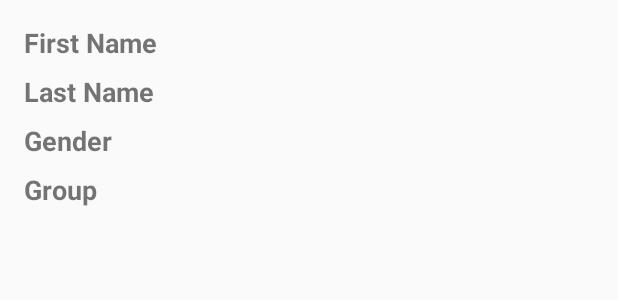
After one commit to kv67/ClubOlimpus, an Android app: the layout members_item.xml on its own in the app's theme, with its tools: preview values and no code run, on a phone screen of 412 x 824 dp. The commit adds this screen. Shown: the top 300 px of the screen. Run offline under Robolectric (Android 15) with nearby library versions, the phone set to English and light mode, and no system bars.

Commit message:
ListView for members is realized.
Signed-off-by: kv67 <kv67@narod.ru>

```diff
--- /dev/null
+++ b/app/src/main/res/layout/members_item.xml
@@ -0,0 +1,95 @@
+<?xml version="1.0" encoding="utf-8"?>
+<androidx.constraintlayout.widget.ConstraintLayout xmlns:android="http://schemas.android.com/apk/res/android"
+    xmlns:app="http://schemas.android.com/apk/res-auto"
+    android:layout_width="match_parent"
+    android:layout_height="match_parent"
+    android:padding="8dp">
+
+    <TextView
+        android:id="@+id/textViewFirstNameLbl"
+        android:layout_width="160dp"
+        android:layout_height="wrap_content"
+        android:layout_marginStart="8dp"
+        android:layout_marginTop="8dp"
+        android:text="@string/first_name"
+        android:textSize="18sp"
+        android:textStyle="bold"
+        app:layout_constraintStart_toStartOf="parent"
+        app:layout_constraintTop_toTopOf="parent" />
+
+    <TextView
+        android:id="@+id/textViewFirstName"
+        android:layout_width="wrap_content"
+        android:layout_height="wrap_content"
+        android:layout_marginStart="8dp"
+        android:layout_marginTop="8dp"
+        android:textSize="18sp"
+        app:layout_constraintStart_toEndOf="@+id/textViewFirstNameLbl"
+        app:layout_constraintTop_toTopOf="parent" />
+
+    <TextView
+        android:id="@+id/textViewLastNameLbl"
+        android:layout_width="160dp"
+        android:layout_height="wrap_content"
+        android:layout_marginStart="8dp"
+        android:layout_marginTop="8dp"
+        android:text="@string/last_name"
+        android:textSize="18sp"
+        android:textStyle="bold"
+        app:layout_constraintStart_toStartOf="parent"
+        app:layout_constraintTop_toBottomOf="@+id/textViewFirstNameLbl" />
+
+    <TextView
+        android:id="@+id/textViewLastName"
+        android:layout_width="wrap_content"
+        android:layout_height="wrap_content"
+        android:layout_marginStart="8dp"
+        android:layout_marginTop="8dp"
+        android:textSize="18sp"
+        app:layout_constraintStart_toEndOf="@+id/textViewLastNameLbl"
+        app:layout_constraintTop_toBottomOf="@+id/textViewFirstName" />
+
+    <TextView
+        android:id="@+id/textViewGenderLbl"
+        android:layout_width="160dp"
+        android:layout_height="wrap_content"
+        android:layout_marginStart="8dp"
+        android:layout_marginTop="8dp"
+        android:text="@string/gender"
+        android:textSize="18sp"
+        android:textStyle="bold"
+        app:layout_constraintStart_toStartOf="parent"
+        app:layout_constraintTop_toBottomOf="@+id/textViewLastNameLbl" />
+
+    <TextView
+        android:id="@+id/textViewGender"
+        android:layout_width="wrap_content"
+        android:layout_height="wrap_content"
+        android:layout_marginStart="8dp"
+        android:layout_marginTop="8dp"
+        android:textSize="18sp"
+        app:layout_constraintStart_toEndOf="@+id/textViewGenderLbl"
+        app:layout_constraintTop_toBottomOf="@+id/textViewLastName" />
+
+    <TextView
+        android:id="@+id/textViewGroupLbl"
+        android:layout_width="160dp"
+        android:layout_height="wrap_content"
+        android:layout_marginStart="8dp"
+        android:layout_marginTop="8dp"
+        android:text="@string/group"
+        android:textSize="18sp"
+        android:textStyle="bold"
+        app:layout_constraintStart_toStartOf="parent"
+        app:layout_constraintTop_toBottomOf="@+id/textViewGenderLbl" />
+
+    <TextView
+        android:id="@+id/textViewGroup"
+        android:layout_width="wrap_content"
+        android:layout_height="wrap_content"
+        android:layout_marginStart="8dp"
+        android:layout_marginTop="8dp"
+        android:textSize="18sp"
+        app:layout_constraintStart_toEndOf="@+id/textViewGroupLbl"
+        app:layout_constraintTop_toBottomOf="@+id/textViewGender" />
+</androidx.constraintlayout.widget.ConstraintLayout>
--- a/app/src/main/res/values/strings.xml
+++ b/app/src/main/res/values/strings.xml
@@ -12,4 +12,5 @@
     <string name="all_members">All members:</string>
     <string name="isertion_failed_msg">Data insertion failed</string>
     <string name="data_saved_msg">Data saved successfully</string>
+    <string name="error_msg">"Error: "</string>
 </resources>
```
Also changed, not shown: app/src/main/java/kve/ru/clubolympus/AddMemberActivity.java (+9 -5 lines), app/src/main/java/kve/ru/clubolympus/MainActivity.java (+7 -10 lines), app/src/main/java/kve/ru/clubolympus/adapters/MembersCursorAdapter.java (added, +55 -0 lines), app/src/main/java/kve/ru/clubolympus/data/OlympusContentProvider.java (+39 -0 lines), app/src/main/res/layout/activity_main.xml (+11 -11 lines), 1 other file.
